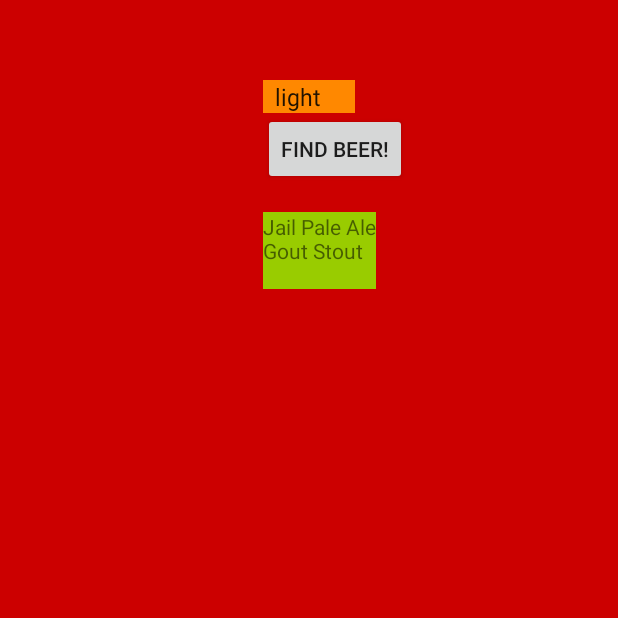
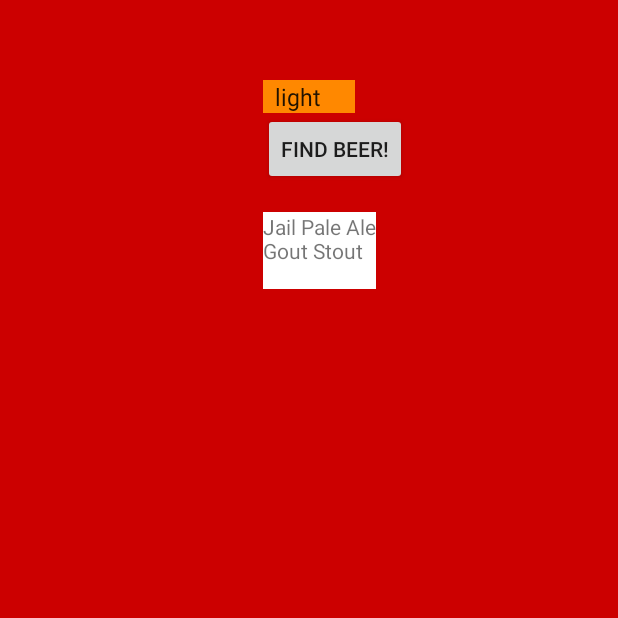
Before and after one commit to carlitosspot/beerfinder, an Android app: the screen it shows after launch (FindBeerActivity), after a tap on "FIND BEER!", on a phone screen of 412 x 824 dp, the top half of it. Run offline under Robolectric (Android 15) with nearby library versions, the phone set to English and light mode, and no system bars.

Commit message:
updates readme

```diff
--- a/app/src/main/res/layout/activity_find_beer.xml
+++ b/app/src/main/res/layout/activity_find_beer.xml
@@ -27,7 +27,7 @@
 
     <TextView
         android:id="@+id/brands"
-        android:background="@color/green"
+        android:background="@color/white"
         android:layout_width="wrap_content"
         android:layout_height="wrap_content"
         android:layout_alignLeft="@+id/find_beer"
```
Also changed, not shown: 2 other files.
